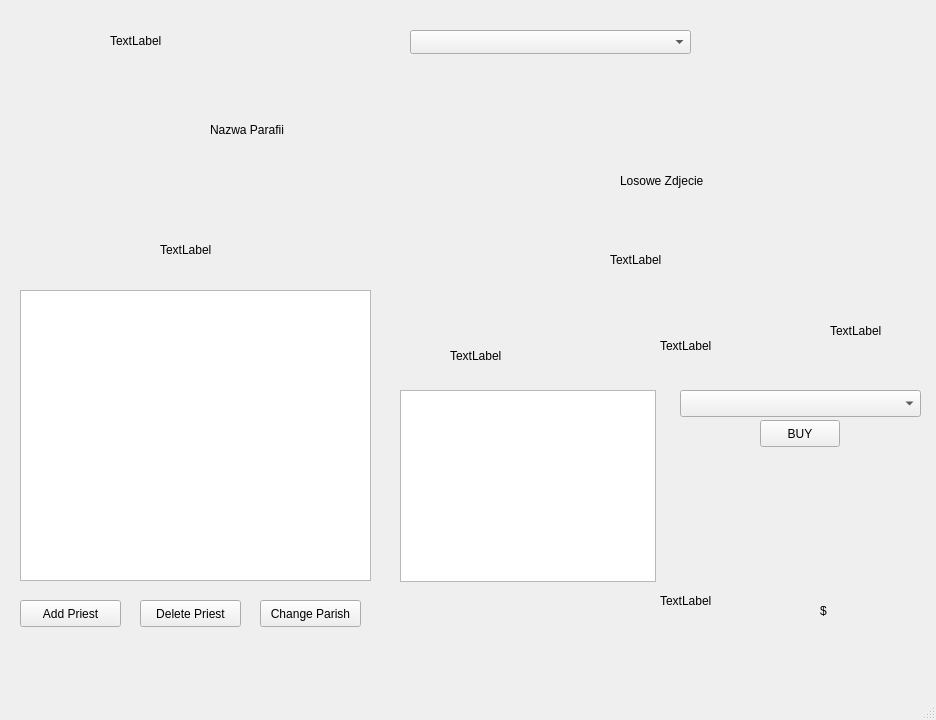
Qt form newwindow.ui (GrzemoTLM/Diocese-Management-QT-app) before a commit.
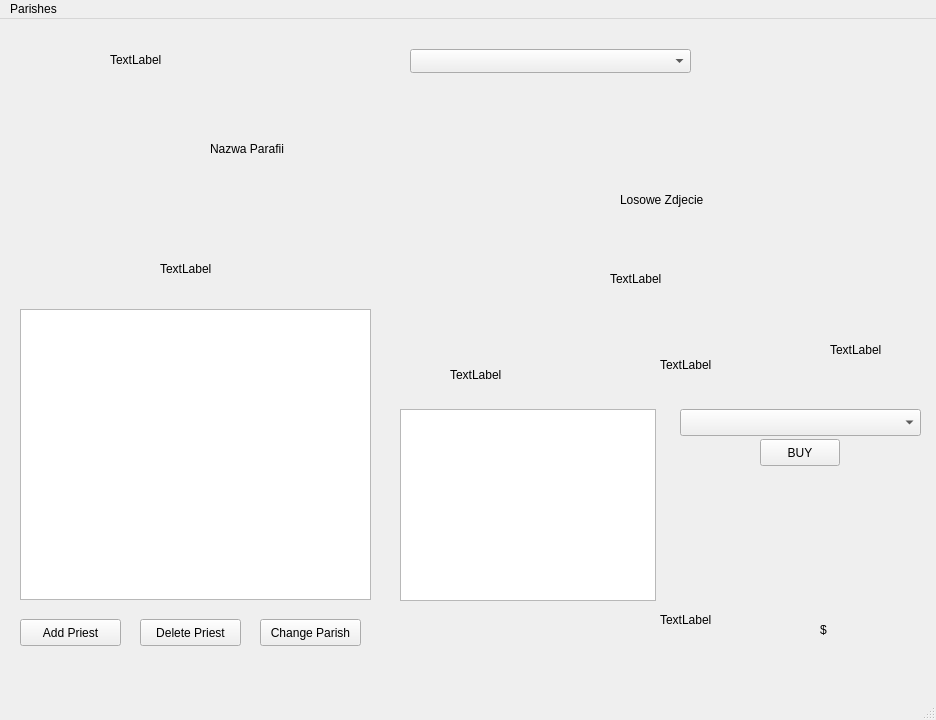
The same form after that commit.

```diff
--- a/newwindow.ui
+++ b/newwindow.ui
@@ -247,6 +247,13 @@
      <height>24</height>
     </rect>
    </property>
+   <widget class="QMenu" name="menuParishes">
+    <property name="title">
+     <string>Parishes</string>
+    </property>
+    <addaction name="actionCreate_new_parish"/>
+   </widget>
+   <addaction name="menuParishes"/>
   </widget>
   <action name="actionDodaj_Parafie">
    <property name="text">
```
Left out of the diff: 7 changed lines with no effect on the pictures.
